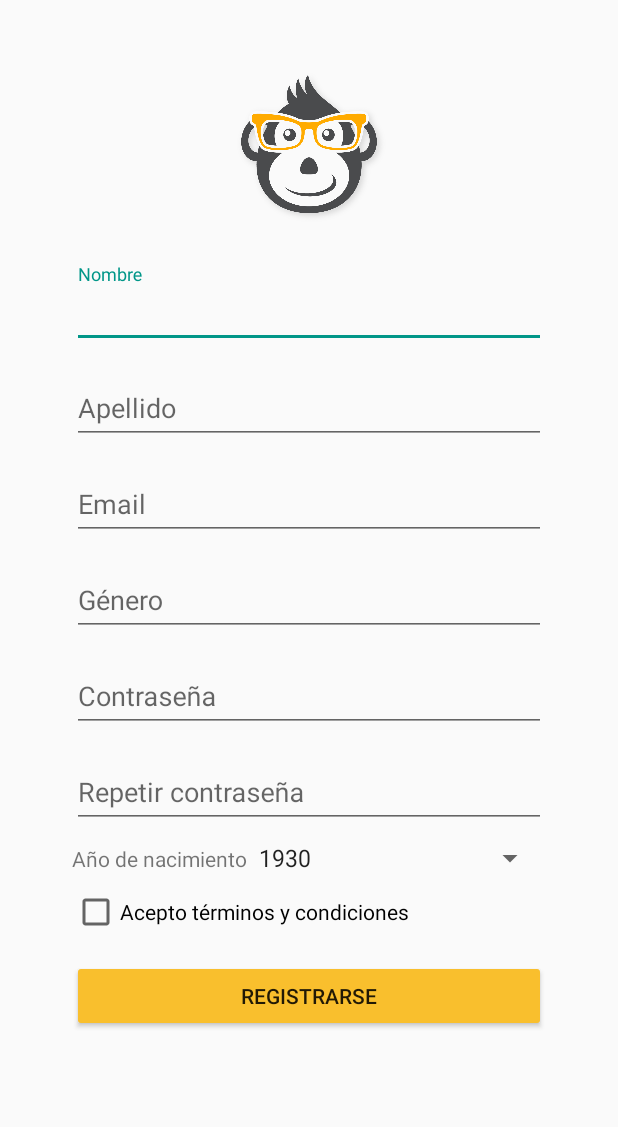
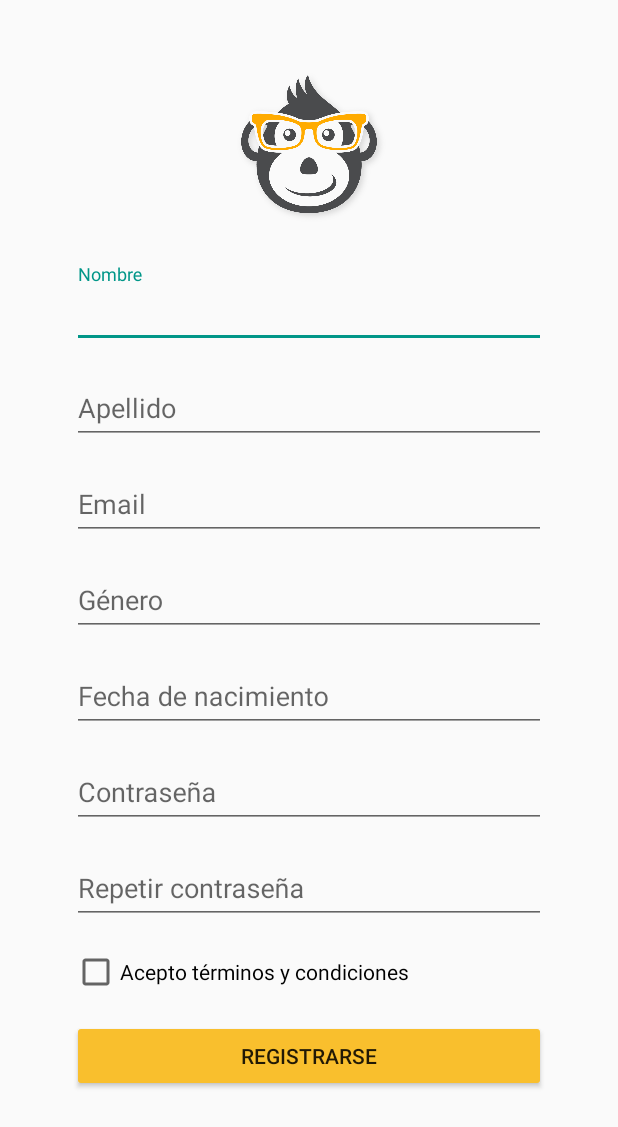
Before and after one commit to xariasavila/SimpleMonkey, an Android app: the AccountRegister screen opened directly, with no data from a screen before it, on a phone screen of 412 x 824 dp. Shown: the top 1127 px of the screen. Run offline under Robolectric (Android 15) with nearby library versions, the phone set to English and light mode, and no system bars.

Commit message:
Add References and DatePicker

```diff
--- a/app/src/main/java/com/example/simplemonkey/AccountLogin.java
+++ b/app/src/main/java/com/example/simplemonkey/AccountLogin.java
@@ -13,7 +13,7 @@ import com.google.android.material.textfield.TextInputLayout;
 
 public class AccountLogin extends AppCompatActivity {
 
-    TextInputLayout tilEmail, tilPassword;
+    private TextInputLayout tilEmail, tilPassword;
     Button btnLogin;
     TextView tvRegister;
 
--- a/app/src/main/java/com/example/simplemonkey/AccountRegister.java
+++ b/app/src/main/java/com/example/simplemonkey/AccountRegister.java
@@ -1,21 +1,32 @@
 package com.example.simplemonkey;
 
+import android.app.DatePickerDialog;
 import android.content.Intent;
 import android.os.Bundle;
 import android.view.View;
-import android.widget.ArrayAdapter;
 import android.widget.Button;
-import android.widget.Spinner;
+import android.widget.DatePicker;
 
 import androidx.appcompat.app.AppCompatActivity;
 
-import java.util.ArrayList;
-import java.util.Calendar;
+import com.example.simplemonkey.ui.DatePickerFragment;
+import com.google.android.material.textfield.TextInputLayout;
 
 public class AccountRegister extends AppCompatActivity {
 
-    Button btnRegister;
-    Spinner spinYear;
+    private Button btnRegister;
+    private TextInputLayout tilFirstname, tilLastname, tilEmail, tilGender, tilBirth, tilPassword, tilRePassword;
+
+    private void showDatePickerDialog(final TextInputLayout til) {
+        DatePickerFragment newFragment = DatePickerFragment.newInstance(new DatePickerDialog.OnDateSetListener() {
+            @Override
+            public void onDateSet(DatePicker datePicker, int year, int month, int day) {
+            final String selectedDate = year + "-" + (month+1) + "-" + (day < 10 ? "0"+day : day);
+            til.getEditText().setText(selectedDate);
+            }
+        });
+        newFragment.show(getSupportFragmentManager(), "datePicker");
+    }
 
     @Override
     protected void onCreate(Bundle savedInstanceState) {
@@ -24,26 +35,30 @@ public class AccountRegister extends AppCompatActivity {
 
         // REFERENCIA
         btnRegister = findViewById(R.id.btnRegister);
-        spinYear=(Spinner)findViewById(R.id.spinYear);
-
-        // ARRAY LIST DEL SPINNER
-        ArrayList<String> years = new ArrayList<String>();
-        int thisYear = Calendar.getInstance().get(Calendar.YEAR);
-        for (int i = 1930; i <= thisYear; i++) {
-            years.add(Integer.toString(i));
-        }
-        ArrayAdapter<String> adapter = new ArrayAdapter<String>(this, android.R.layout.simple_spinner_item, years);
-
-        Spinner spinYear = (Spinner)findViewById(R.id.spinYear);
-        spinYear.setAdapter(adapter);
+        tilFirstname = findViewById(R.id.tilFirstname);
+        tilLastname = findViewById(R.id.tilLastname);
+        tilEmail = findViewById(R.id.tilEmail);
+        tilGender = findViewById(R.id.tilGender);
+        tilBirth = findViewById(R.id.tilBirth);
+        tilPassword = findViewById(R.id.tilPassword);
+        tilRePassword = findViewById(R.id.tilRePassword);
 
         // REDIRECT A REGISTRO USUARIO
         btnRegister.setOnClickListener(new View.OnClickListener() {
             @Override
             public void onClick(View v) {
-                Intent intent = new Intent(v.getContext(), ExpenseCreate.class);
-                startActivity(intent);
+            Intent intent = new Intent(v.getContext(), ExpenseCreate.class);
+            startActivity(intent);
             }
         });
+
+        // Escucha e instancia el DatePicker
+        tilBirth.getEditText().setOnClickListener(new View.OnClickListener() {
+            @Override
+            public void onClick(View v) {
+            showDatePickerDialog(tilBirth);
+            }
+        });
+
     }
 }
--- a/app/src/main/res/layout/activity_account_register.xml
+++ b/app/src/main/res/layout/activity_account_register.xml
@@ -32,7 +32,7 @@
                 app:srcCompat="@drawable/icon" />
 
             <com.google.android.material.textfield.TextInputLayout
-                android:id="@+id/tilName"
+                android:id="@+id/tilFirstname"
                 android:layout_width="match_parent"
                 android:layout_height="wrap_content"
                 android:layout_marginBottom="8dp">
@@ -45,7 +45,7 @@
             </com.google.android.material.textfield.TextInputLayout>
 
             <com.google.android.material.textfield.TextInputLayout
-                android:id="@+id/tilAmount"
+                android:id="@+id/tilLastname"
                 android:layout_width="match_parent"
                 android:layout_height="wrap_content"
                 android:layout_marginBottom="8dp">
@@ -70,7 +70,7 @@
             </com.google.android.material.textfield.TextInputLayout>
 
             <com.google.android.material.textfield.TextInputLayout
-                android:id="@+id/tilDescription"
+                android:id="@+id/tilGender"
                 android:layout_width="match_parent"
                 android:layout_height="wrap_content"
                 android:layout_marginBottom="8dp">
@@ -79,6 +79,20 @@
                     android:layout_width="match_parent"
                     android:layout_height="wrap_content"
                     android:hint="@string/gender" />
+            </com.google.android.material.textfield.TextInputLayout>
+
+            <com.google.android.material.textfield.TextInputLayout
+                android:id="@+id/tilBirth"
+                android:layout_width="match_parent"
+                android:layout_height="match_parent"
+                android:layout_marginBottom="8dp">
+
+                <com.google.android.material.textfield.TextInputEditText
+                    android:layout_width="match_parent"
+                    android:layout_height="wrap_content"
+                    android:focusable="false"
+                    android:hint="@string/birth_date"
+                    android:textColorLink="#FBC02D" />
             </com.google.android.material.textfield.TextInputLayout>
 
             <com.google.android.material.textfield.TextInputLayout
@@ -111,22 +125,7 @@
                 android:layout_width="match_parent"
                 android:layout_height="match_parent"
                 android:layout_marginBottom="8dp"
-                android:orientation="horizontal">
-
-                <TextView
-                    android:id="@+id/textView2"
-                    android:layout_width="wrap_content"
-                    android:layout_height="wrap_content"
-                    android:text="Año de nacimiento" />
-
-                <Spinner
-                    android:id="@+id/spinYear"
-                    android:layout_width="0dp"
-
-                    android:layout_height="wrap_content"
-                    android:layout_weight="1" />
-
-            </LinearLayout>
+                android:orientation="horizontal"/>
 
             <CheckBox
                 android:id="@+id/cbTerms"
--- a/app/src/main/res/layout/activity_expense_create.xml
+++ b/app/src/main/res/layout/activity_expense_create.xml
@@ -56,7 +56,7 @@
             </com.google.android.material.textfield.TextInputLayout>
 
             <com.google.android.material.textfield.TextInputLayout
-                android:id="@+id/tilEmail"
+                android:id="@+id/tilDate"
                 android:layout_width="match_parent"
                 android:layout_height="wrap_content"
                 android:layout_marginBottom="8dp">
@@ -65,6 +65,7 @@
                 <com.google.android.material.textfield.TextInputEditText
                     android:layout_width="match_parent"
                     android:layout_height="wrap_content"
+                    android:focusable="false"
                     android:hint="@string/date" />
             </com.google.android.material.textfield.TextInputLayout>
 
```
Also changed, not shown: app/src/main/java/com/example/simplemonkey/ExpenseCreate.java (+35 -0 lines), app/src/main/java/com/example/simplemonkey/SplashScreen.java (+5 -5 lines), app/src/main/java/com/example/simplemonkey/ui/DatePickerFragment.java (added, +36 -0 lines).
